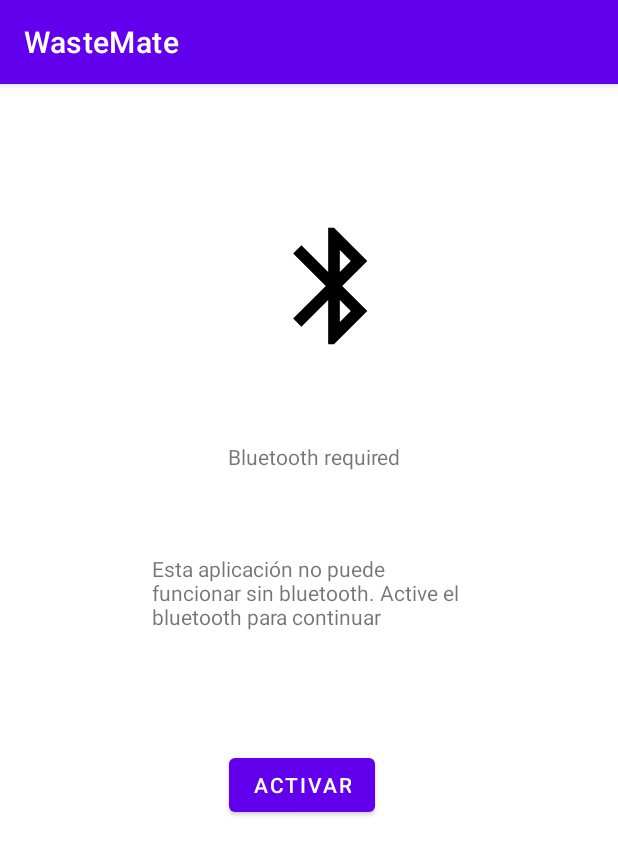
After one commit to AgustinCocciardi/WasteMate, an Android app: the BluetoothDisabledActivity screen opened directly, with no data from a screen before it, on a phone screen of 412 x 824 dp. The commit adds this screen. Shown: the top 855 px of the screen. Run offline under Robolectric (Android 15) with nearby library versions, the phone set to English and light mode, and no system bars.

Commit message:
Agrego base para la guardar settings

```diff
--- a/Android/app/src/main/AndroidManifest.xml
+++ b/Android/app/src/main/AndroidManifest.xml
@@ -43,12 +43,15 @@
             android:exported="false"
             android:screenOrientation="portrait"/>
         <activity
+            android:name=".BluetoothDisabledActivity"
+            android:screenOrientation="portrait"
+            android:exported="false"/>
+        <activity
             android:name=".MainActivity"
             android:screenOrientation="portrait"
             android:exported="true">
             <intent-filter>
                 <action android:name="android.intent.action.MAIN" />
-
                 <category android:name="android.intent.category.LAUNCHER" />
             </intent-filter>
         </activity>
--- /dev/null
+++ b/Android/app/src/main/java/soadv/grupom2/wastemate/BluetoothDisabledActivity.java
@@ -0,0 +1,45 @@
+package soadv.grupom2.wastemate;
+
+import android.app.Activity;
+import android.content.Intent;
+import android.os.Bundle;
+import android.view.View;
+import android.widget.Button;
+
+import androidx.activity.result.ActivityResult;
+import androidx.activity.result.ActivityResultLauncher;
+import androidx.activity.result.contract.ActivityResultContracts;
+import androidx.appcompat.app.AppCompatActivity;
+
+public class BluetoothDisabledActivity extends AppCompatActivity {
+    private Button btnEnableBluetooth;
+    ActivityResultLauncher<Intent> enableBluetoothActivityLauncher;
+
+    private View.OnClickListener btnEnableBluetoothOnClickListener = new View.OnClickListener() {
+        @Override
+        public void onClick(View v) {
+            Intent intent = new Intent("android.bluetooth.adapter.action.REQUEST_ENABLE");
+            enableBluetoothActivityLauncher.launch(intent);
+        }
+    };
+
+    @Override
+    protected void onCreate(Bundle savedInstanceState){
+        super.onCreate(savedInstanceState);
+        setContentView(R.layout.activity_bluetooth_disabled);
+
+        btnEnableBluetooth = (Button)findViewById(R.id.btnActivarBluetoothNuevo);
+        enableBluetoothActivityLauncher = registerForActivityResult(
+                new ActivityResultContracts.StartActivityForResult(),
+                (result) -> enableBluetoothCallback(result));
+        btnEnableBluetooth.setOnClickListener(btnEnableBluetoothOnClickListener);
+
+    }
+
+    private void enableBluetoothCallback(ActivityResult result) {
+        if(result.getResultCode() == Activity.RESULT_OK)
+        {
+            onBackPressed();
+        }
+    }
+}
--- /dev/null
+++ b/Android/app/src/main/res/drawable/baseline_bluetooth_24.xml
@@ -0,0 +1,5 @@
+<vector android:height="24dp" android:tint="#000000"
+    android:viewportHeight="24" android:viewportWidth="24"
+    android:width="24dp" xmlns:android="http://schemas.android.com/apk/res/android">
+    <path android:fillColor="@android:color/white" android:pathData="M17.71,7.71L12,2h-1v7.59L6.41,5 5,6.41 10.59,12 5,17.59 6.41,19 11,14.41L11,22h1l5.71,-5.71 -4.3,-4.29 4.3,-4.29zM13,5.83l1.88,1.88L13,9.59L13,5.83zM14.88,16.29L13,18.17v-3.76l1.88,1.88z"/>
+</vector>
--- /dev/null
+++ b/Android/app/src/main/res/layout/activity_bluetooth_disabled.xml
@@ -0,0 +1,56 @@
+<?xml version="1.0" encoding="utf-8"?>
+<androidx.constraintlayout.widget.ConstraintLayout xmlns:android="http://schemas.android.com/apk/res/android"
+    xmlns:app="http://schemas.android.com/apk/res-auto"
+    xmlns:tools="http://schemas.android.com/tools"
+    android:layout_width="match_parent"
+    android:layout_height="match_parent">
+
+    <ImageView
+        android:id="@+id/imageView"
+        android:layout_width="133dp"
+        android:layout_height="93dp"
+        android:layout_marginStart="156dp"
+        android:layout_marginTop="88dp"
+        android:layout_marginEnd="122dp"
+        app:layout_constraintEnd_toEndOf="parent"
+        app:layout_constraintHorizontal_bias="0.0"
+        app:layout_constraintStart_toStartOf="parent"
+        app:layout_constraintTop_toTopOf="parent"
+        app:srcCompat="@drawable/baseline_bluetooth_24" />
+
+    <TextView
+        android:id="@+id/textView2"
+        android:layout_width="wrap_content"
+        android:layout_height="wrap_content"
+        android:layout_marginStart="180dp"
+        android:layout_marginTop="57dp"
+        android:layout_marginEnd="173dp"
+        android:text="Bluetooth required"
+        app:layout_constraintEnd_toEndOf="parent"
+        app:layout_constraintStart_toStartOf="parent"
+        app:layout_constraintTop_toBottomOf="@+id/imageView" />
+
+    <TextView
+        android:id="@+id/textView3"
+        android:layout_width="207dp"
+        android:layout_height="90dp"
+        android:layout_marginStart="175dp"
+        android:layout_marginTop="55dp"
+        android:layout_marginEnd="178dp"
+        android:text="Esta aplicación no puede funcionar sin bluetooth. Active el bluetooth para continuar"
+        app:layout_constraintEnd_toEndOf="parent"
+        app:layout_constraintStart_toStartOf="parent"
+        app:layout_constraintTop_toBottomOf="@+id/textView2" />
+
+    <Button
+        android:id="@+id/btnActivarBluetoothNuevo"
+        android:layout_width="wrap_content"
+        android:layout_height="wrap_content"
+        android:layout_marginStart="151dp"
+        android:layout_marginTop="40dp"
+        android:layout_marginEnd="161dp"
+        android:text="Activar"
+        app:layout_constraintEnd_toEndOf="parent"
+        app:layout_constraintStart_toStartOf="parent"
+        app:layout_constraintTop_toBottomOf="@+id/textView3" />
+</androidx.constraintlayout.widget.ConstraintLayout>
```
Also changed, not shown: Android/app/src/main/java/soadv/grupom2/wastemate/BluetoothService.java (+7 -2 lines), Android/app/src/main/java/soadv/grupom2/wastemate/MainActivity.java (+58 -4 lines), Android/app/src/main/java/soadv/grupom2/wastemate/SettingsActivity.java (+19 -5 lines).
